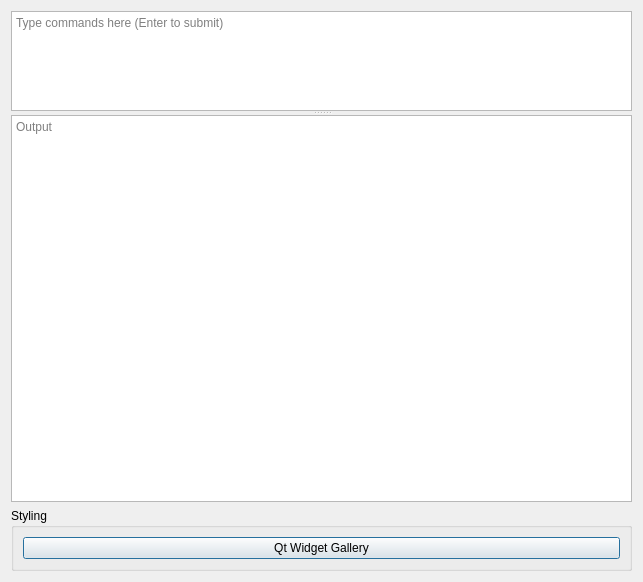
This is qt/aqt/forms/debug.ui in ankitects/anki as Qt 5 draws it before an edit. The edited form follows.
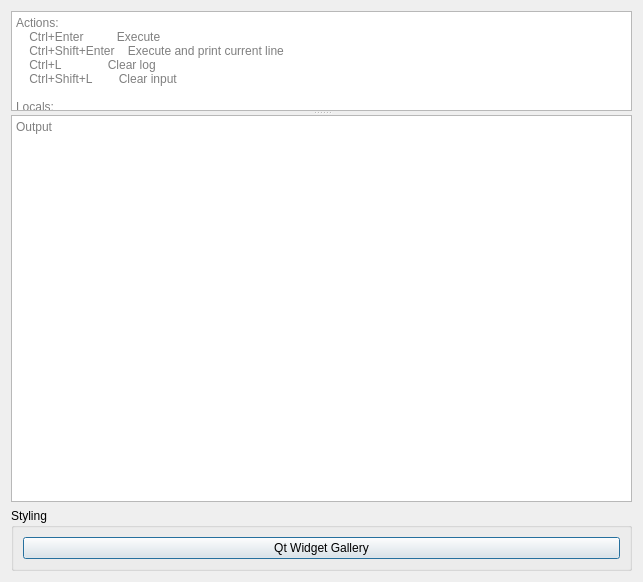
This is the edited form. Icons and pictures are not drawn.

Commit message: List actions and locals in debug console

```diff
--- a/qt/aqt/forms/debug.ui
+++ b/qt/aqt/forms/debug.ui
@@ -49,7 +49,17 @@
        <enum>QPlainTextEdit::NoWrap</enum>
       </property>
       <property name="placeholderText">
-       <string notr="true">Type commands here (Enter to submit)</string>
+       <string notr="true">Actions:
+    Ctrl+Enter          Execute
+    Ctrl+Shift+Enter    Execute and print current line
+    Ctrl+L              Clear log
+    Ctrl+Shift+L        Clear input
+
+Locals:
+    mw: AnkiQt                          Main window
+    card: Callable[[], Card | None]     Reviewer card
+    bcard: Callable[[], Card | None]    Browser card
+    pp: Callable[[object], None]        Pretty print</string>
       </property>
      </widget>
      <widget class="QPlainTextEdit" name="log">
```
